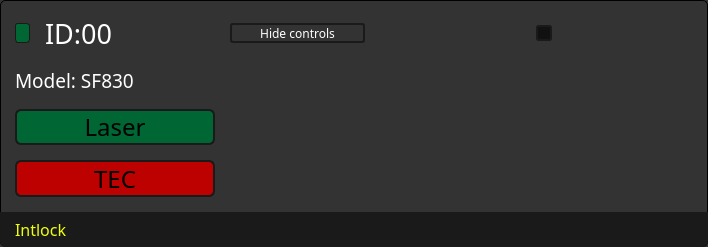
The window that model/device/devicewidget.ui (IlyaZh/Maiman-MCBS) describes before a commit, drawn with Qt 5.
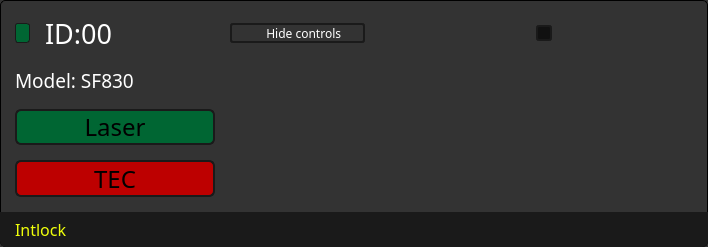
The same window after the commit. Icons and pictures are not drawn.

```diff
--- a/model/device/devicewidget.ui
+++ b/model/device/devicewidget.ui
@@ -114,7 +114,7 @@
 margin: 0px;</string>
      </property>
      <property name="text">
-      <string>Hide controls</string>
+      <string>    Hide controls</string>
      </property>
      <property name="icon">
       <iconset resource="../../resources.qrc">
```
